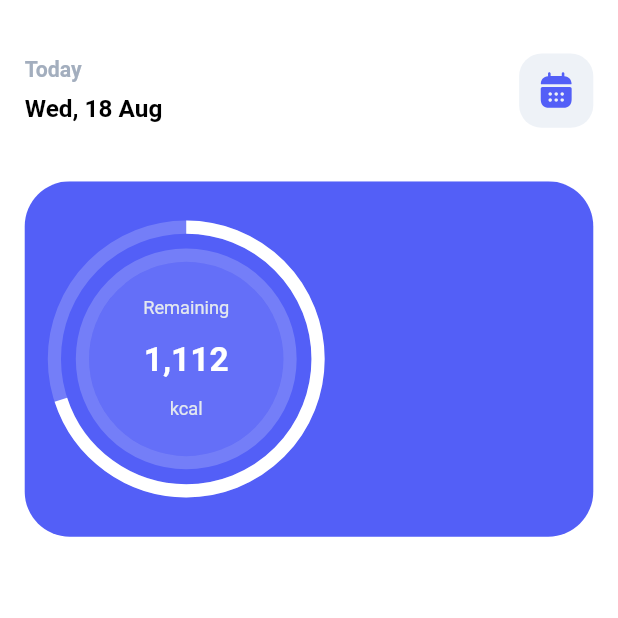
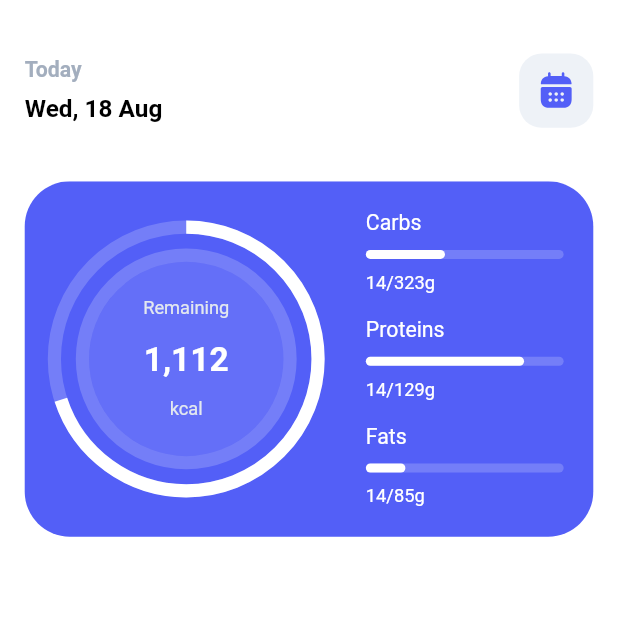
Before and after one commit to mahdinazmi/Flutter-Nutrition-UI, a Flutter app: the screen it shows after launch, on a phone screen of 412 x 824 dp, the top half of it. Run offline on Flutter 3.47's test engine with Material 2 defaults, Android fonts, the phone set to English and light mode, and no system bars; drawn by our look-alikes of percent_indicator; our stand-ins replace flutter_screenutil, flutter_svg.

Commit message:
Add Macronutrients Progress

```diff
--- a/lib/screen/home/widget/daily-summary.dart
+++ b/lib/screen/home/widget/daily-summary.dart
@@ -1,6 +1,7 @@
 import 'package:flutter/material.dart';
 import 'package:flutter_screenutil/flutter_screenutil.dart';
 import 'package:nutrition/config/config.dart';
+import 'package:percent_indicator/linear_percent_indicator.dart';
 
 class DailySummary extends StatelessWidget {
   const DailySummary({
@@ -18,8 +19,20 @@ class DailySummary extends StatelessWidget {
           borderRadius: BorderRadius.circular(30),
         ),
         child: Row(
+          crossAxisAlignment: CrossAxisAlignment.center,
+          mainAxisAlignment: MainAxisAlignment.spaceBetween,
           children: [
-            SizedBox(
+            _circleProgress(),
+            _macronutrients()
+
+          ],
+        ),
+      ),
+    );
+  }
+
+  Widget _circleProgress() {
+    return SizedBox(
       width: 160. w,
       height: 160. w,
       child: Stack(
@@ -45,7 +58,6 @@ class DailySummary extends StatelessWidget {
                 border: Border.all(color: AppColors.colorTint100.withOpacity(0.2), width: 8. w),
               ),
               child: Container(
-
                 decoration: BoxDecoration(
                   shape: BoxShape.circle,
                   color: AppColors.colorTint100.withOpacity(0.1),
@@ -85,9 +97,57 @@ class DailySummary extends StatelessWidget {
           )
         ],
       ),
+    );
+  }
+  Widget _macronutrients() {
+    return Column(
+      mainAxisAlignment: MainAxisAlignment.spaceBetween,
+      children: [
+        _macronutrientsTile(title: 'Carbs', percentValue: 0.4, amountInGram: '14/323g'),
+        _macronutrientsTile(title: 'Proteins', percentValue: 0.8, amountInGram: '14/129g'),
+        _macronutrientsTile(title: 'Fats', percentValue: 0.2, amountInGram: '14/85g')
+      ]
+    );
+  }
+
+  Widget _macronutrientsTile({
+    String ? title,
+    double ? percentValue,
+    String ? amountInGram
+  }) {
+    return SizedBox(
+      height: 50. w,
+      width: 120. w,
+      child: Column(
+        mainAxisAlignment: MainAxisAlignment.spaceBetween,
+        crossAxisAlignment: CrossAxisAlignment.start,
+        children: [
+          Text(
+            title!,
+            style: TextStyle(
+              color: Colors.white,
+              fontSize: 14. sp,
+            ),
+          ),
+          LinearPercentIndicator(
+            width: 120. w,
+            animation: true,
+            lineHeight: 6,
+            animationDuration: 2500,
+            percent: percentValue!,
+            barRadius: Radius.circular(3),
+            progressColor: Colors.white,
+            padding: EdgeInsets.zero,
+            backgroundColor: AppColors.colorTint100.withOpacity(0.2),
+          ),
+          Text(
+            amountInGram!,
+            style: TextStyle(
+              color: Colors.white,
+              fontSize: 12. sp,
+            ),
           ),
         ],
-        ),
       ),
     );
   }
```
Lines whose indentation alone changed are shown as unchanged.
